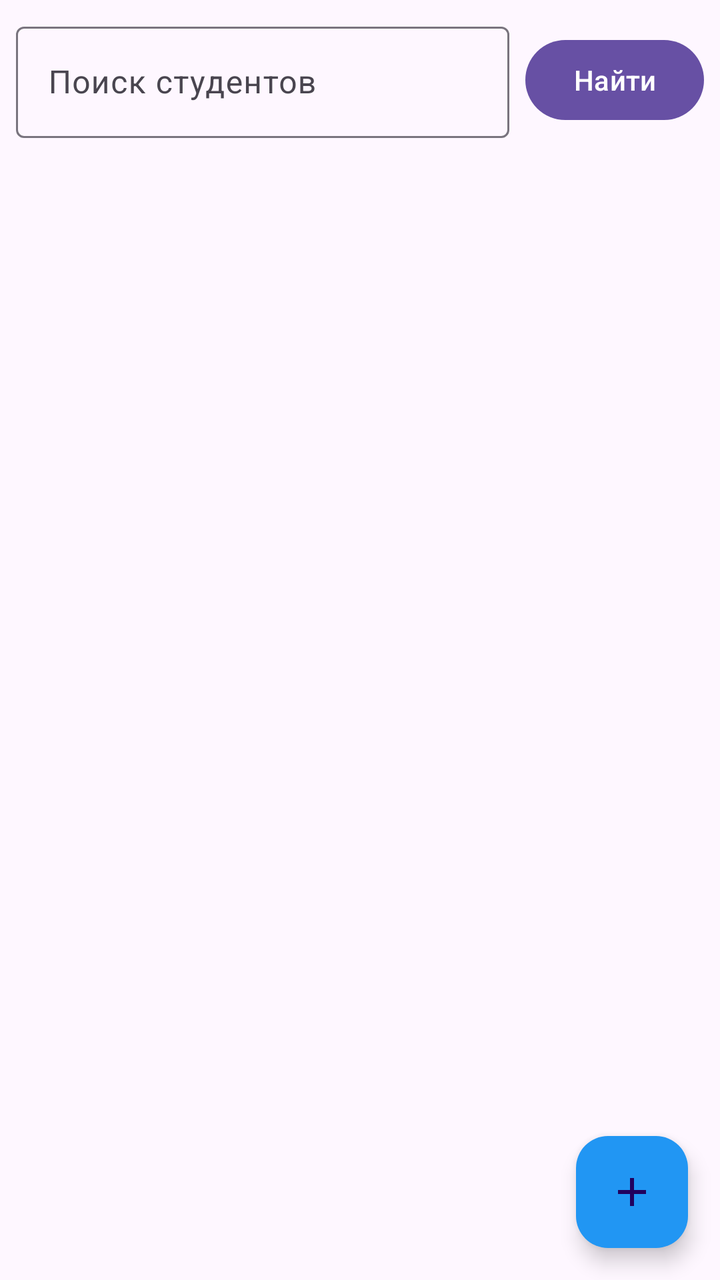
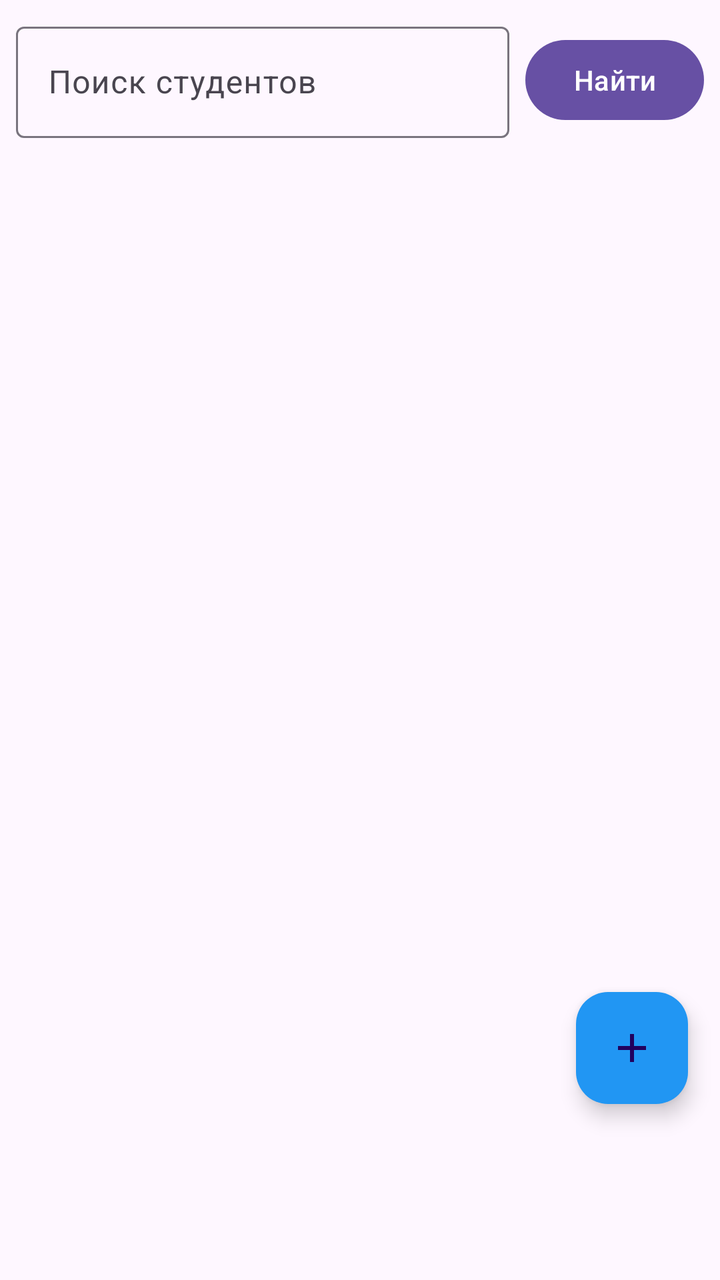

Before-and-after screenshots of an Android layout around one commit, followed by the original layout XML and the change that was made.
<!-- AndroidManifest.xml: application theme Theme.Zd7 -->
<!-- res/layout/fragment_students.xml -->
<?xml version="1.0" encoding="utf-8"?>
<androidx.constraintlayout.widget.ConstraintLayout
    xmlns:android="http://schemas.android.com/apk/res/android"
    xmlns:app="http://schemas.android.com/apk/res-auto"
    android:layout_width="match_parent"
    android:layout_height="match_parent">

    <com.google.android.material.textfield.TextInputLayout
        android:id="@+id/tilSearch"
        android:layout_width="0dp"
        android:layout_height="wrap_content"
        android:layout_margin="8dp"
        app:layout_constraintEnd_toStartOf="@+id/btnSearch"
        app:layout_constraintStart_toStartOf="parent"
        app:layout_constraintTop_toTopOf="parent">

        <com.google.android.material.textfield.TextInputEditText
            android:id="@+id/etSearch"
            android:layout_width="match_parent"
            android:layout_height="wrap_content"
            android:hint="Поиск студентов"
            android:imeOptions="actionSearch"/>

    </com.google.android.material.textfield.TextInputLayout>

    <Button
        android:id="@+id/btnSearch"
        android:layout_width="wrap_content"
        android:layout_height="wrap_content"
        android:text="Найти"
        android:layout_margin="8dp"
        app:layout_constraintEnd_toEndOf="parent"
        app:layout_constraintTop_toTopOf="@+id/tilSearch"/>

    <androidx.recyclerview.widget.RecyclerView
        android:id="@+id/recyclerView"
        android:layout_width="0dp"
        android:layout_height="0dp"
        android:layout_marginTop="8dp"
        app:layout_constraintBottom_toBottomOf="parent"
        app:layout_constraintEnd_toEndOf="parent"
        app:layout_constraintStart_toStartOf="parent"
        app:layout_constraintTop_toBottomOf="@+id/tilSearch"/>

    <com.google.android.material.floatingactionbutton.FloatingActionButton
        android:id="@+id/fabAddStudent"
        android:layout_width="wrap_content"
        android:layout_height="wrap_content"
        android:layout_margin="16dp"
        android:src="@drawable/ic_add"
        app:backgroundTint="@color/primary"
        app:layout_constraintBottom_toBottomOf="parent"
        app:layout_constraintEnd_toEndOf="parent"/>

</androidx.constraintlayout.widget.ConstraintLayout>
<!-- resources referenced by this layout -->
<resources>
  <color name="primary">#2196F3</color>
  <!-- drawable ic_add (drawable) -->
  <?xml version="1.0" encoding="utf-8"?>
  <vector xmlns:android="http://schemas.android.com/apk/res/android"
      android:width="24dp"
      android:height="24dp"
      android:viewportWidth="24"
      android:viewportHeight="24">
      <path
          android:fillColor="#FFFFFF"
          android:pathData="M19,13h-6v6h-2v-6H5v-2h6V5h2v6h6v2z"/>
  </vector>
  <style name="Theme.Zd7" parent="Base.Theme.Zd7" />
  <style name="Base.Theme.Zd7" parent="Theme.Material3.DayNight.NoActionBar">
          
          
      </style>
</resources>

<!-- the commit's change to res/layout/fragment_students.xml (unified diff, before → after) -->
@@ -2,6 +2,7 @@
 <androidx.constraintlayout.widget.ConstraintLayout
     xmlns:android="http://schemas.android.com/apk/res/android"
     xmlns:app="http://schemas.android.com/apk/res-auto"
+    xmlns:tools="http://schemas.android.com/tools"
     android:layout_width="match_parent"
     android:layout_height="match_parent">
 
@@ -9,7 +10,9 @@
         android:id="@+id/tilSearch"
         android:layout_width="0dp"
         android:layout_height="wrap_content"
-        android:layout_margin="8dp"
+        android:layout_marginStart="8dp"
+        android:layout_marginTop="8dp"
+        android:layout_marginEnd="8dp"
         app:layout_constraintEnd_toStartOf="@+id/btnSearch"
         app:layout_constraintStart_toStartOf="parent"
         app:layout_constraintTop_toTopOf="parent">
@@ -28,7 +31,8 @@
         android:layout_width="wrap_content"
         android:layout_height="wrap_content"
         android:text="Найти"
-        android:layout_margin="8dp"
+        android:layout_marginTop="8dp"
+        android:layout_marginEnd="8dp"
         app:layout_constraintEnd_toEndOf="parent"
         app:layout_constraintTop_toTopOf="@+id/tilSearch"/>
 
@@ -37,19 +41,21 @@
         android:layout_width="0dp"
         android:layout_height="0dp"
         android:layout_marginTop="8dp"
-        app:layout_constraintBottom_toBottomOf="parent"
-        app:layout_constraintEnd_toEndOf="parent"
-        app:layout_constraintStart_toStartOf="parent"
-        app:layout_constraintTop_toBottomOf="@+id/tilSearch"/>
+        android:layout_marginBottom="72dp"
+    app:layout_constraintBottom_toBottomOf="parent"
+    app:layout_constraintEnd_toEndOf="parent"
+    app:layout_constraintStart_toStartOf="parent"
+    app:layout_constraintTop_toBottomOf="@+id/tilSearch"/>
 
     <com.google.android.material.floatingactionbutton.FloatingActionButton
         android:id="@+id/fabAddStudent"
         android:layout_width="wrap_content"
         android:layout_height="wrap_content"
-        android:layout_margin="16dp"
-        android:src="@drawable/ic_add"
-        app:backgroundTint="@color/primary"
-        app:layout_constraintBottom_toBottomOf="parent"
-        app:layout_constraintEnd_toEndOf="parent"/>
+        android:layout_marginEnd="16dp"
+        android:layout_marginBottom="88dp"
+    android:src="@drawable/ic_add"
+    app:backgroundTint="@color/primary"
+    app:layout_constraintBottom_toBottomOf="parent"
+    app:layout_constraintEnd_toEndOf="parent"/>
 
 </androidx.constraintlayout.widget.ConstraintLayout>
